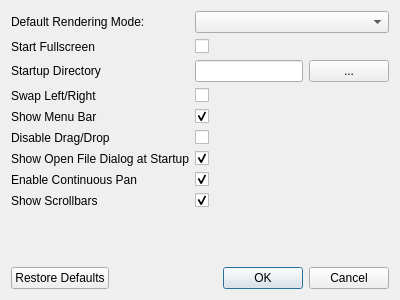
Qt form forms/settingswindow.ui (chipgw/depthview) before a commit.
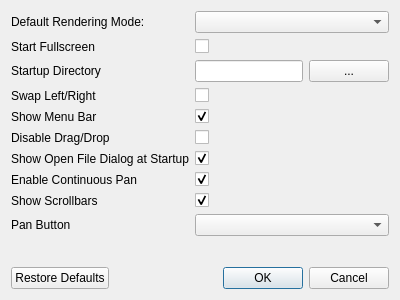
The same form after that commit. Icons and pictures are not drawn.

Commit message: added setting for pan buttons.

The edit to the form file:
```diff
--- a/forms/settingswindow.ui
+++ b/forms/settingswindow.ui
@@ -193,6 +193,16 @@
        </property>
       </widget>
      </item>
+     <item row="9" column="0">
+      <widget class="QLabel" name="panButtonLabel">
+       <property name="text">
+        <string>Pan Button</string>
+       </property>
+      </widget>
+     </item>
+     <item row="9" column="1">
+      <widget class="QComboBox" name="panButtonComboBox"/>
+     </item>
     </layout>
    </item>
    <item>
```
The commit also changes 5 other files.
